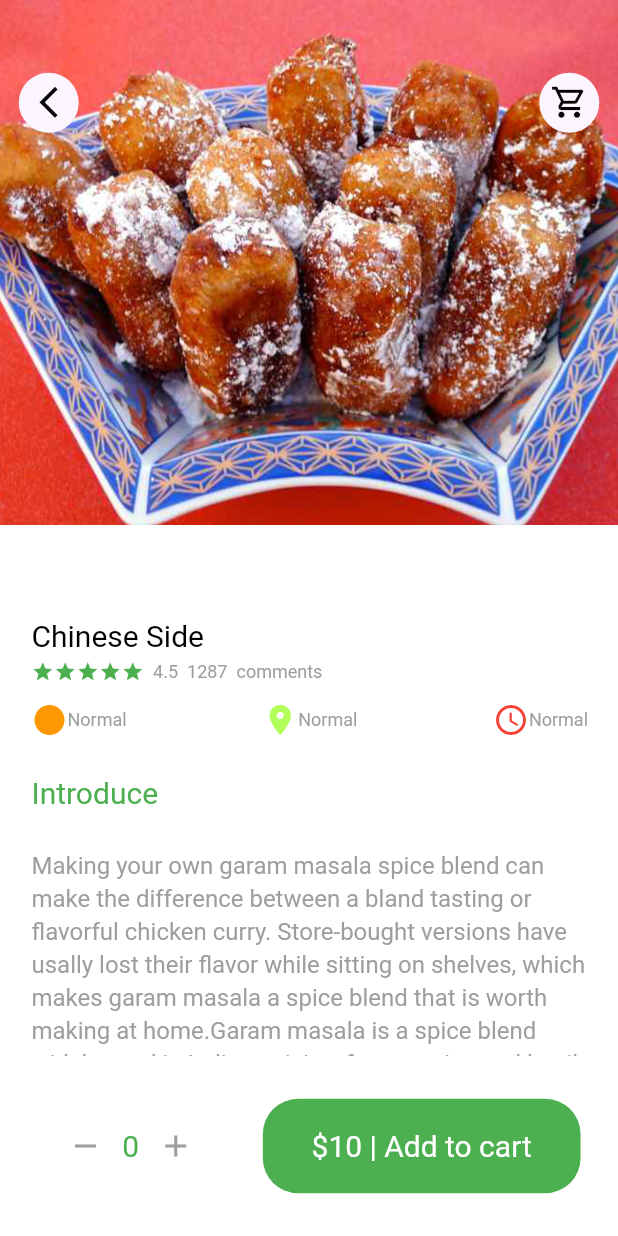
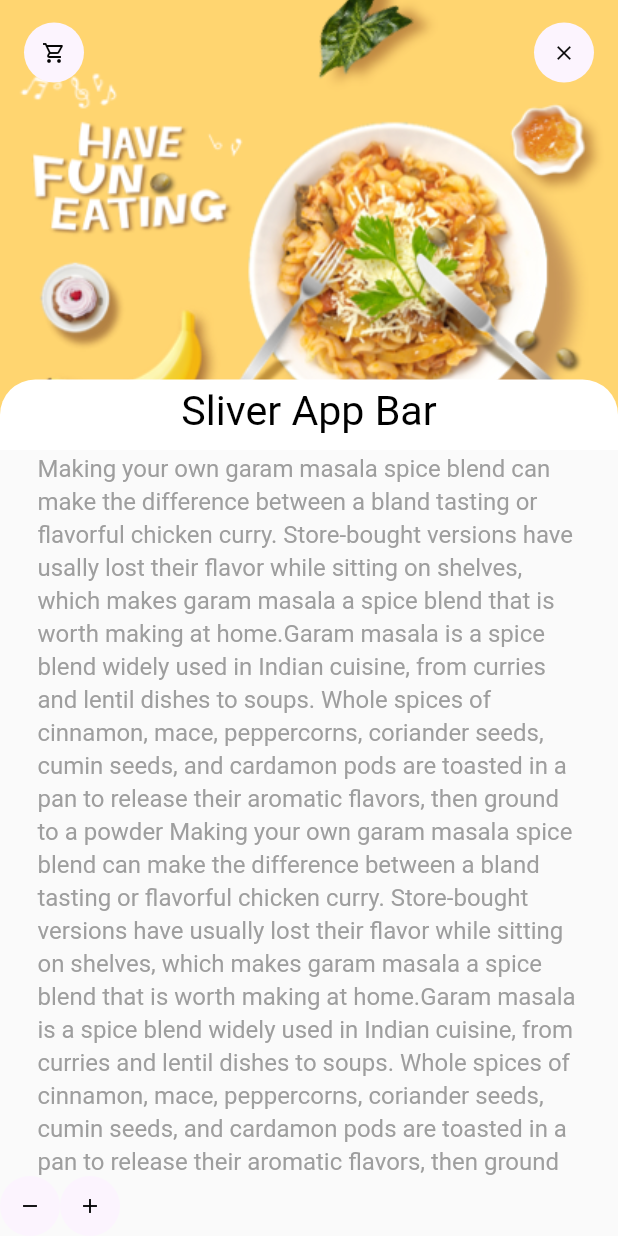
Before and after one commit to justcena/food-delivery, a Flutter app: the screen it shows after launch, after a tap on "show more", on a phone screen of 412 x 824 dp. Run offline on Flutter 3.47's test engine with Material 2 defaults, Android fonts, the phone set to English and light mode, and no system bars; our stand-ins replace dots_indicator, get; Roboto replaces fonts that are missing (Cormorant).

Commit message:
create recommended_food_detail.dart

```diff
--- a/lib/main.dart
+++ b/lib/main.dart
@@ -1,7 +1,7 @@
 import 'package:flutter/material.dart';
 import 'package:food_delivery/pages/food/popular_food_detail.dart';
+import 'package:food_delivery/pages/food/recommended_food_detail.dart';
 import 'package:get/get.dart';
-
 
 void main() {
   runApp(const MyApp());
@@ -19,7 +19,7 @@ class MyApp extends StatelessWidget {
       theme: ThemeData(
         primarySwatch: Colors.blue,
       ),
-      home: const PopularFoodDetail(),
+      home: const RecommendedFoodDetail(),
     );
   }
 }
--- /dev/null
+++ b/lib/pages/food/recommended_food_detail.dart
@@ -0,0 +1,76 @@
+import 'package:flutter/material.dart';
+import 'package:food_delivery/utils/constants.dart';
+import 'package:food_delivery/utils/dimensions.dart';
+import 'package:food_delivery/widgets/widget_icon_app.dart';
+import 'package:food_delivery/widgets/widget_text_big.dart';
+import 'package:food_delivery/widgets/widget_text_expandable.dart';
+
+class RecommendedFoodDetail extends StatelessWidget {
+  const RecommendedFoodDetail({Key? key}) : super(key: key);
+
+  @override
+  Widget build(BuildContext context) {
+    return Scaffold(
+      body: CustomScrollView(
+        slivers: [
+          SliverAppBar(
+            toolbarHeight: 70,
+            title: Row(
+              mainAxisAlignment: MainAxisAlignment.spaceBetween,
+              children: [
+                AppIcon(icon: Icons.shopping_cart_outlined),
+                AppIcon(icon: Icons.clear)
+              ],
+            ),
+            bottom: PreferredSize(
+              preferredSize: const Size.fromHeight(20),
+              child: Container(
+                decoration: BoxDecoration(
+                    color: Colors.white,
+                    borderRadius: BorderRadius.only(
+                        topLeft: Radius.circular(Dimentions.customRadius20),
+                        topRight: Radius.circular(Dimentions.customRadius20))),
+                child: Center(
+                    child: WidgetTextBig(
+                  color: Colors.black,
+                  text: 'Sliver App Bar',
+                  size: Dimentions.customFontSize26,
+                )),
+                width: double.maxFinite,
+                padding: EdgeInsets.only(top: 5, bottom: 10),
+              ),
+            ),
+            backgroundColor: Colors.orange,
+            pinned: true,
+            expandedHeight: 300,
+            flexibleSpace: FlexibleSpaceBar(
+              background: Image.asset('assets/image/food0.png',
+                  width: double.maxFinite, fit: BoxFit.cover),
+            ),
+          ),
+          SliverToBoxAdapter(
+            child: Column(
+              children: [
+                Container(
+                  child: WidgetTextExpandable(text: Constants.textDescription),
+                  margin: EdgeInsets.only(
+                      left: Dimentions.customWidth20,
+                      right: Dimentions.customWidth20),
+                )
+              ],
+            ),
+          )
+        ],
+      ),
+      bottomNavigationBar: Column(
+        mainAxisSize: MainAxisSize.min,
+        children: [
+          Row(children: [
+            AppIcon(icon: Icons.remove),
+            AppIcon(icon: Icons.add),
+          ],)
+        ],
+      ),
+    );
+  }
+}
--- a/lib/utils/constants.dart
+++ b/lib/utils/constants.dart
@@ -7,5 +7,33 @@ class Constants {
       ' spice blend widely used in Indian cuisine, from curries and lentil dishes to'
       ' soups. Whole spices of cinnamon, mace, peppercorns, coriander seeds,'
       ' cumin seeds, and cardamon pods are toasted in a pan to release'
+      ' their aromatic flavors, then ground to a powder Making your own garam masala spice blend can make the difference between '
+      'a bland tasting or flavorful chicken curry. Store-bought versions have'
+      ' usually lost their flavor while sitting on shelves, which makes garam'
+      ' masala a spice blend that is worth making at home.Garam masala is a'
+      ' spice blend widely used in Indian cuisine, from curries and lentil dishes to'
+      ' soups. Whole spices of cinnamon, mace, peppercorns, coriander seeds,'
+      ' cumin seeds, and cardamon pods are toasted in a pan to release'
+      ' their aromatic flavors, then ground to a powder Making your own garam masala spice blend can make the difference between '
+      'a bland tasting or flavorful chicken curry. Store-bought versions have'
+      ' usually lost their flavor while sitting on shelves, which makes garam'
+      ' masala a spice blend that is worth making at home.Garam masala is a'
+      ' spice blend widely used in Indian cuisine, from curries and lentil dishes to'
+      ' soups. Whole spices of cinnamon, mace, peppercorns, coriander seeds,'
+      ' cumin seeds, and cardamon pods are toasted in a pan to release'
+      ' their aromatic flavors, then ground to a powder  Making your own garam masala spice blend can make the difference between '
+      'a bland tasting or flavorful chicken curry. Store-bought versions have'
+      ' usually lost their flavor while sitting on shelves, which makes garam'
+      ' masala a spice blend that is worth making at home.Garam masala is a'
+      ' spice blend widely used in Indian cuisine, from curries and lentil dishes to'
+      ' soups. Whole spices of cinnamon, mace, peppercorns, coriander seeds,'
+      ' cumin seeds, and cardamon pods are toasted in a pan to release'
+      ' their aromatic flavors, then ground to a powderMaking your own garam masala spice blend can make the difference between '
+      'a bland tasting or flavorful chicken curry. Store-bought versions have'
+      ' usually lost their flavor while sitting on shelves, which makes garam'
+      ' masala a spice blend that is worth making at home.Garam masala is a'
+      ' spice blend widely used in Indian cuisine, from curries and lentil dishes to'
+      ' soups. Whole spices of cinnamon, mace, peppercorns, coriander seeds,'
+      ' cumin seeds, and cardamon pods are toasted in a pan to release'
       ' their aromatic flavors, then ground to a powder';
 }
--- a/lib/widgets/widget_icon_app.dart
+++ b/lib/widgets/widget_icon_app.dart
@@ -6,13 +6,14 @@ class AppIcon extends StatelessWidget {
   final Color background;
   final Color iconColor;
   final double size;
+  final double iconSize;
 
-  AppIcon(
-      {Key? key,
-      required this.icon,
-      this.background = const Color(0xfffcf4fe),
-      this.iconColor = const Color(0xff050505),
-      this.size = 40})
+  AppIcon({Key? key,
+    required this.icon,
+    this.background = const Color(0xfffcf4fe),
+    this.iconColor = const Color(0xff050505),
+    this.size = 40,
+    this.iconSize = 16})
       : super(key: key);
 
   @override
@@ -25,7 +26,8 @@ class AppIcon extends StatelessWidget {
       child: Icon(
         icon,
         color: iconColor,
-        size: Dimentions.customWidth20,
+        size :iconSize,
+//todo
       ),
     );
   }
```
